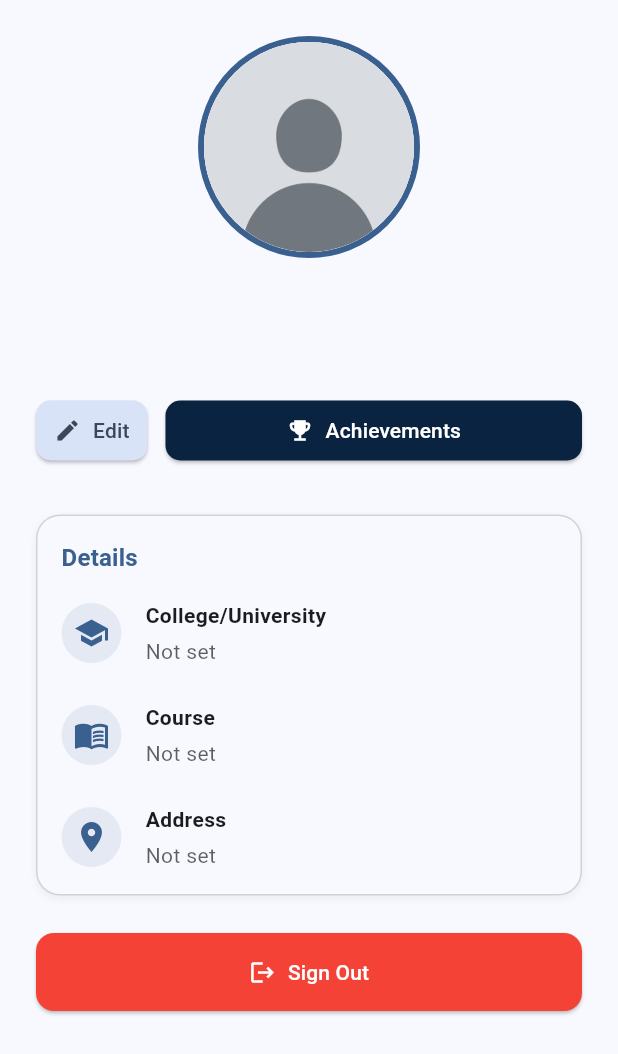
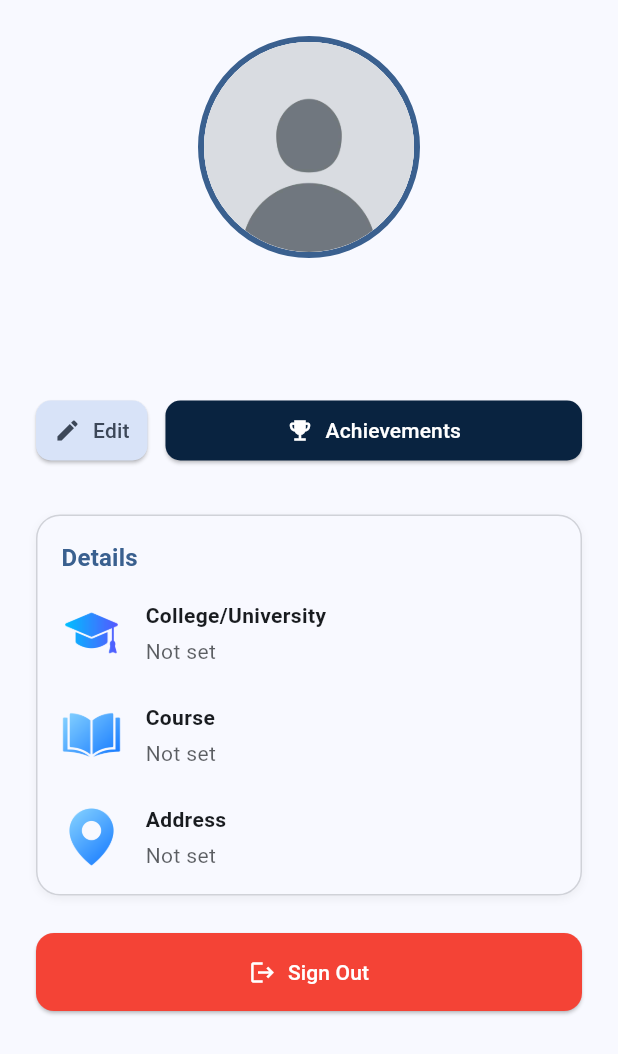
Before and after one commit to Truuuuuuuu/easemester_app, a Flutter app: the ProfilePage screen opened directly, on a phone screen of 412 x 824 dp. Shown: the top 1054 px of the screen. Run offline on Flutter 3.47's test engine with Material 3 defaults, Android fonts, the phone set to English and light mode, and no system bars; our stand-ins replace cloud_firestore, dio, file_picker, firebase_auth, firebase_core, flutter_dotenv and 7 more; missing offline and left inert: docx_to_text, syncfusion_flutter_pdf; accounts and stored records are empty.

Commit message:
refac dets icons

```diff
--- a/lib/views/pages/profile page/profile_page.dart
+++ b/lib/views/pages/profile page/profile_page.dart
@@ -7,7 +7,6 @@ import 'package:easemester_app/views/pages/achievement_page.dart';
 import 'package:flutter/material.dart';
 import 'package:firebase_auth/firebase_auth.dart';
 import 'package:easemester_app/views/widgets/app_drawer.dart';
-import 'package:easemester_app/data/constant.dart'; // ✅ For AppFonts
 
 class ProfilePage extends StatefulWidget {
   const ProfilePage({super.key});
@@ -297,7 +296,8 @@ class _ProfilePageState extends State<ProfilePage> {
                             const SizedBox(height: 16),
 
                             _buildInfoTile(
-                              icon: Icons.school,
+                              iconPath:
+                                  'assets/images/icons/graduation_icon.png',
                               title: "College/University",
                               subtitle: college.isNotEmpty
                                   ? college
@@ -306,7 +306,8 @@ class _ProfilePageState extends State<ProfilePage> {
                             const SizedBox(height: 24),
 
                             _buildInfoTile(
-                              icon: Icons.menu_book,
+                              iconPath:
+                                  'assets/images/icons/course_icon.png',
                               title: "Course",
                               subtitle: course.isNotEmpty
                                   ? course
@@ -315,7 +316,8 @@ class _ProfilePageState extends State<ProfilePage> {
                             const SizedBox(height: 24),
 
                             _buildInfoTile(
-                              icon: Icons.location_on,
+                              iconPath:
+                                  'assets/images/icons/location_icon.png',
                               title: "Address",
                               subtitle: address.isNotEmpty
                                   ? address
@@ -357,22 +359,20 @@ class _ProfilePageState extends State<ProfilePage> {
     );
   }
 
+  // Updated _buildInfoTile to accept a PNG icon
   Widget _buildInfoTile({
-    required IconData icon,
+    required String iconPath, // path to PNG
     required String title,
     required String subtitle,
   }) {
     return Row(
       children: [
-        CircleAvatar(
-          backgroundColor: Theme.of(
-            context,
-          ).colorScheme.primary.withOpacity(0.1),
-          child: Icon(
-            icon,
-            color: Theme.of(context).colorScheme.primary,
-          ),
+        SizedBox(
+          width: 40,
+          height: 40,
+          child: Image.asset(iconPath, fit: BoxFit.contain),
         ),
+
         const SizedBox(width: 16),
         Expanded(
           child: Column(
```
Also changed, not shown: assets/images/icons/course_icon.png (added), assets/images/icons/graduation_icon.png (added), assets/images/icons/location_icon.png (added), lib/views/widgets/navbar_widget.dart (line endings or trailing spaces).
